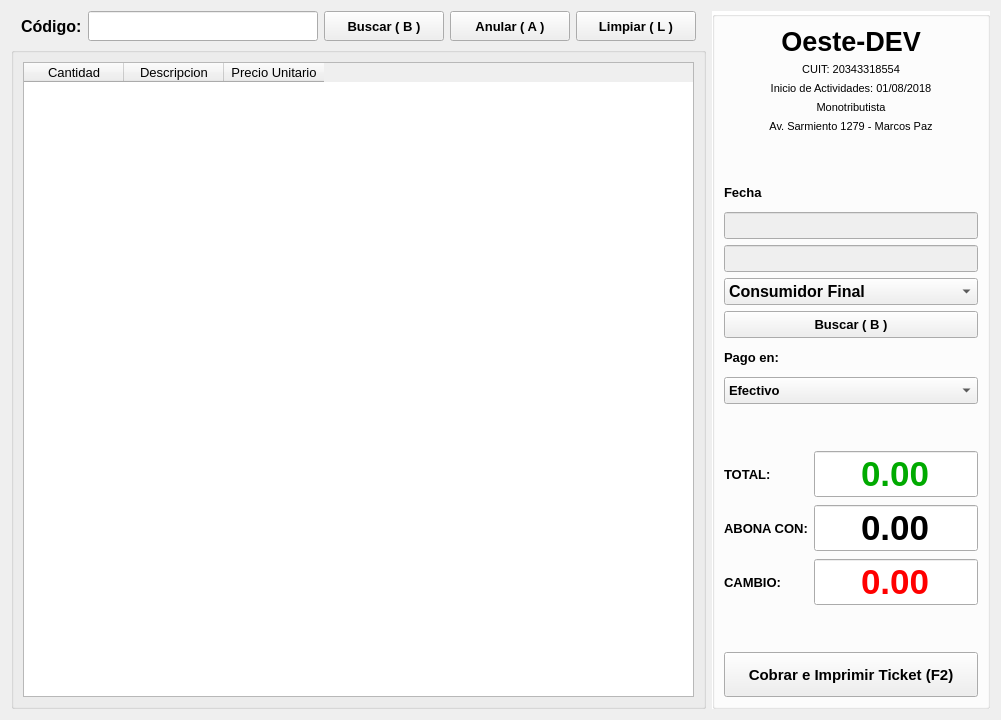
The window that ui/factura.ui (OesteDEV/TPV) describes before a commit, drawn with Qt 5.
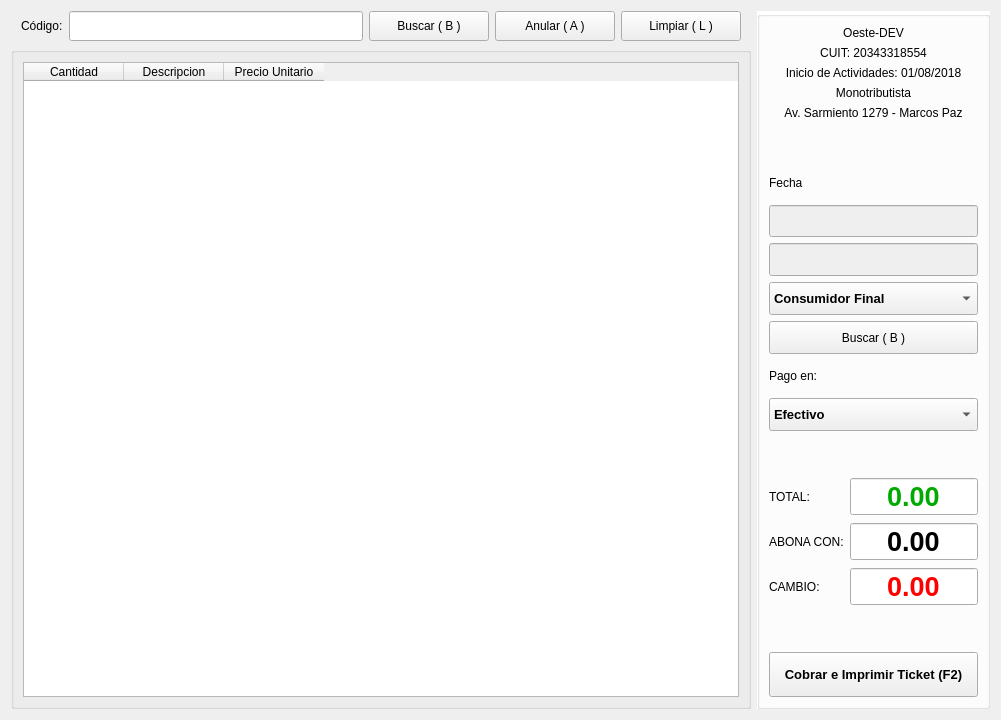
The same window after the commit. Icons and pictures are not drawn.

The edit to the form file:
```diff
--- a/ui/factura.ui
+++ b/ui/factura.ui
@@ -16,12 +16,6 @@
   <layout class="QGridLayout" name="gridLayout_3" rowstretch="0,80,0" columnstretch="95,0">
    <item row="1" column="0" rowspan="2">
     <widget class="QGroupBox" name="groupBox_2">
-     <property name="font">
-      <font>
-       <family>Arial</family>
-       <pointsize>10</pointsize>
-      </font>
-     </property>
      <property name="title">
       <string/>
      </property>
@@ -73,14 +67,6 @@
          <height>30</height>
         </size>
        </property>
-       <property name="font">
-        <font>
-         <family>Arial</family>
-         <pointsize>12</pointsize>
-         <weight>75</weight>
-         <bold>true</bold>
-        </font>
-       </property>
        <property name="text">
         <string>Código:</string>
        </property>
@@ -137,14 +123,6 @@
          </disabled>
         </palette>
        </property>
-       <property name="font">
-        <font>
-         <family>Arial</family>
-         <pointsize>12</pointsize>
-         <weight>75</weight>
-         <bold>true</bold>
-        </font>
-       </property>
       </widget>
      </item>
      <item>
@@ -163,14 +141,6 @@
            <height>30</height>
           </size>
          </property>
-         <property name="font">
-          <font>
-           <family>Arial</family>
-           <pointsize>10</pointsize>
-           <weight>75</weight>
-           <bold>true</bold>
-          </font>
-         </property>
          <property name="text">
           <string>Buscar ( B )</string>
          </property>
@@ -178,12 +148,6 @@
           <iconset>
            <normaloff>icon/lupa.png</normaloff>icon/lupa.png</iconset>
          </property>
-         <property name="iconSize">
-          <size>
-           <width>20</width>
-           <height>20</height>
-          </size>
-         </property>
         </widget>
        </item>
        <item>
@@ -200,14 +164,6 @@
            <height>30</height>
           </size>
          </property>
-         <property name="font">
-          <font>
-           <family>Arial</family>
-           <pointsize>10</pointsize>
-           <weight>75</weight>
-           <bold>true</bold>
-          </font>
-         </property>
          <property name="text">
           <string>Anular ( A )</string>
          </property>
@@ -215,12 +171,6 @@
           <iconset>
            <normaloff>icon/cancel.png</normaloff>icon/cancel.png</iconset>
          </property>
-         <property name="iconSize">
-          <size>
-           <width>20</width>
-           <height>20</height>
-          </size>
-         </property>
         </widget>
        </item>
        <item>
@@ -237,14 +187,6 @@
            <height>30</height>
           </size>
          </property>
-         <property name="font">
-          <font>
-           <family>Arial</family>
-           <pointsize>10</pointsize>
-           <weight>75</weight>
-           <bold>true</bold>
-          </font>
-         </property>
          <property name="text">
           <string>Limpiar ( L )</string>
          </property>
@@ -252,12 +194,6 @@
           <iconset>
            <normaloff>icon/limpia.png</normaloff>icon/limpia.png</iconset>
          </property>
-         <property name="iconSize">
-          <size>
-           <width>20</width>
-           <height>20</height>
-          </size>
-         </property>
         </widget>
        </item>
       </layout>
@@ -266,12 +202,6 @@
    </item>
    <item row="0" column="1" rowspan="3">
     <widget class="QGroupBox" name="groupBox">
-     <property name="font">
-      <font>
-       <family>Arial</family>
-       <pointsize>10</pointsize>
-      </font>
-     </property>
      <property name="styleSheet">
       <string notr="true">#groupBox{
 background-color: #FFFFFF
@@ -289,14 +219,6 @@
           <verstretch>0</verstretch>
          </sizepolicy>
         </property>
-        <property name="font">
-         <font>
-          <family>Arial</family>
-          <pointsize>10</pointsize>
-          <weight>75</weight>
-          <bold>true</bold>
-         </font>
-        </property>
         <property name="text">
          <string>Buscar ( B )</string>
         </property>
@@ -314,14 +236,6 @@
       </item>
       <item row="4" column="0" colspan="2">
        <widget class="QLabel" name="label_8">
-        <property name="font">
-         <font>
-          <family>Arial</family>
-          <pointsize>8</pointsize>
-          <weight>50</weight>
-          <bold>false</bold>
-         </font>
-        </property>
         <property name="text">
          <string>Av. Sarmiento 1279 - Marcos Paz</string>
         </property>
@@ -346,8 +260,7 @@
         </property>
         <property name="font">
          <font>
-          <family>Arial</family>
-          <pointsize>11</pointsize>
+          <pointsize>10</pointsize>
           <weight>75</weight>
           <bold>true</bold>
          </font>
@@ -369,14 +282,6 @@
       </item>
       <item row="0" column="0" colspan="2">
        <widget class="QLabel" name="label_4">
-        <property name="font">
-         <font>
-          <family>Arial</family>
-          <pointsize>20</pointsize>
-          <weight>75</weight>
-          <bold>true</bold>
-         </font>
-        </property>
         <property name="text">
          <string>Oeste-DEV</string>
         </property>
@@ -393,14 +298,6 @@
           <verstretch>0</verstretch>
          </sizepolicy>
         </property>
-        <property name="font">
-         <font>
-          <family>Arial</family>
-          <pointsize>10</pointsize>
-          <weight>75</weight>
-          <bold>true</bold>
-         </font>
-        </property>
         <property name="text">
          <string>Pago en:</string>
         </property>
@@ -416,7 +313,7 @@
         </property>
         <property name="font">
          <font>
-          <pointsize>26</pointsize>
+          <pointsize>20</pointsize>
           <weight>75</weight>
           <bold>true</bold>
          </font>
@@ -482,7 +379,7 @@
         </property>
         <property name="font">
          <font>
-          <pointsize>26</pointsize>
+          <pointsize>20</pointsize>
           <weight>75</weight>
           <bold>true</bold>
          </font>
@@ -548,7 +445,7 @@
         </property>
         <property name="font">
          <font>
-          <pointsize>26</pointsize>
+          <pointsize>20</pointsize>
           <weight>75</weight>
           <bold>true</bold>
          </font>
@@ -614,8 +511,7 @@
         </property>
         <property name="font">
          <font>
-          <family>Arial</family>
-          <pointsize>12</pointsize>
+          <pointsize>10</pointsize>
           <weight>75</weight>
           <bold>true</bold>
          </font>
@@ -635,14 +531,6 @@
           <verstretch>0</verstretch>
          </sizepolicy>
         </property>
-        <property name="font">
-         <font>
-          <family>Arial</family>
-          <pointsize>10</pointsize>
-          <weight>75</weight>
-          <bold>true</bold>
-         </font>
-        </property>
         <property name="text">
          <string>CAMBIO:</string>
         </property>
@@ -669,14 +557,6 @@
           <verstretch>0</verstretch>
          </sizepolicy>
         </property>
-        <property name="font">
-         <font>
-          <family>Arial</family>
-          <pointsize>10</pointsize>
-          <weight>75</weight>
-          <bold>true</bold>
-         </font>
-        </property>
         <property name="text">
          <string>ABONA CON:</string>
         </property>
@@ -729,7 +609,6 @@
         </property>
         <property name="font">
          <font>
-          <family>Arial</family>
           <pointsize>10</pointsize>
           <weight>75</weight>
           <bold>true</bold>
@@ -760,14 +639,6 @@
           <verstretch>0</verstretch>
          </sizepolicy>
         </property>
-        <property name="font">
-         <font>
-          <family>Arial</family>
-          <pointsize>10</pointsize>
-          <weight>75</weight>
-          <bold>true</bold>
-         </font>
-        </property>
         <property name="text">
          <string>TOTAL:</string>
         </property>
@@ -775,12 +646,6 @@
       </item>
       <item row="16" column="0" colspan="2">
        <spacer name="verticalSpacer">
-        <property name="font">
-         <font>
-          <family>Arial</family>
-          <pointsize>10</pointsize>
-         </font>
-        </property>
         <property name="orientation">
          <enum>Qt::Vertical</enum>
         </property>
@@ -794,12 +659,6 @@
       </item>
       <item row="20" column="0" colspan="2">
        <spacer name="verticalSpacer_2">
-        <property name="font">
-         <font>
-          <family>Arial</family>
-          <pointsize>10</pointsize>
-         </font>
-        </property>
         <property name="orientation">
          <enum>Qt::Vertical</enum>
         </property>
@@ -819,14 +678,6 @@
           <verstretch>0</verstretch>
          </sizepolicy>
         </property>
-        <property name="font">
-         <font>
-          <family>Arial</family>
-          <pointsize>10</pointsize>
-          <weight>75</weight>
-          <bold>true</bold>
-         </font>
-        </property>
         <property name="text">
          <string>Fecha</string>
         </property>
@@ -834,14 +685,6 @@
       </item>
       <item row="1" column="0" colspan="2">
        <widget class="QLabel" name="label_9">
-        <property name="font">
-         <font>
-          <family>Arial</family>
-          <pointsize>8</pointsize>
-          <weight>50</weight>
-          <bold>false</bold>
-         </font>
-        </property>
         <property name="text">
          <string>CUIT: 20343318554</string>
         </property>
@@ -852,14 +695,6 @@
       </item>
       <item row="2" column="0" colspan="2">
        <widget class="QLabel" name="label_15">
-        <property name="font">
-         <font>
-          <family>Arial</family>
-          <pointsize>8</pointsize>
-          <weight>50</weight>
-          <bold>false</bold>
-         </font>
-        </property>
         <property name="text">
          <string>Inicio de Actividades: 01/08/2018</string>
         </property>
@@ -870,14 +705,6 @@
       </item>
       <item row="3" column="0" colspan="2">
        <widget class="QLabel" name="label_16">
-        <property name="font">
-         <font>
-          <family>Arial</family>
-          <pointsize>8</pointsize>
-          <weight>50</weight>
-          <bold>false</bold>
-         </font>
-        </property>
         <property name="text">
          <string>Monotributista</string>
         </property>
@@ -936,7 +763,6 @@
         </property>
         <property name="font">
          <font>
-          <family>Arial</family>
           <pointsize>10</pointsize>
           <weight>75</weight>
           <bold>true</bold>
@@ -994,7 +820,6 @@
         </property>
         <property name="font">
          <font>
-          <family>Arial</family>
           <pointsize>10</pointsize>
           <weight>75</weight>
           <bold>true</bold>
```
